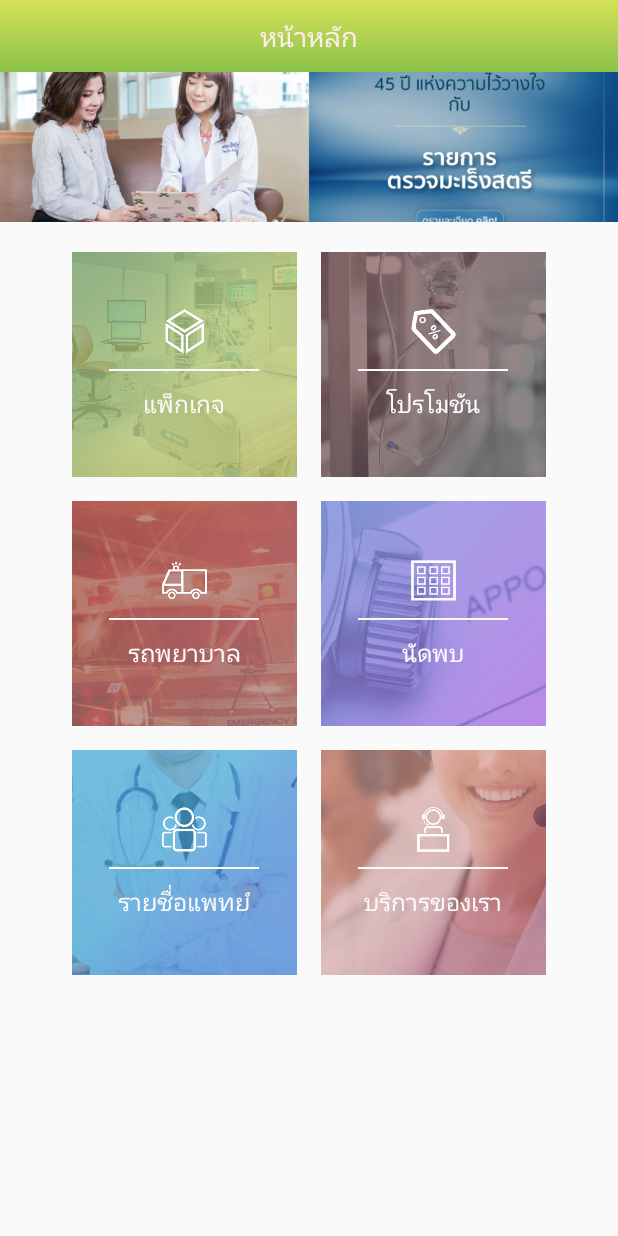
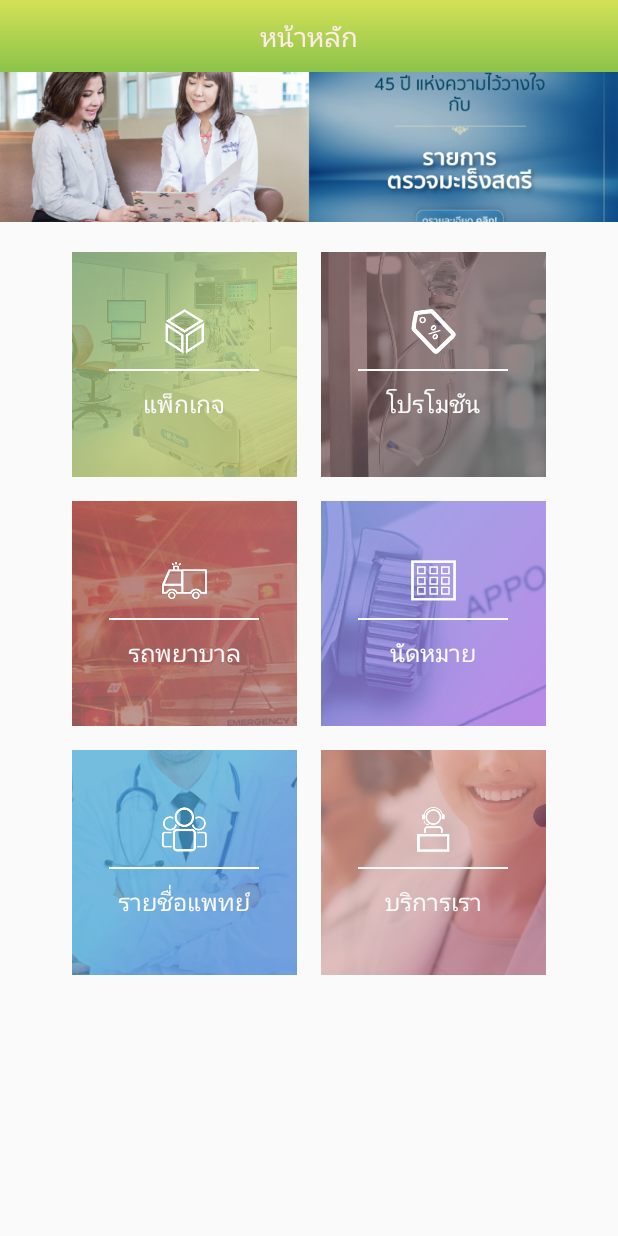
Before and after one commit to kamonwans/RatchphuekHospital, an Android app: the MainActivity screen opened directly, with no data from a screen before it, on a phone screen of 412 x 824 dp. Run offline under Robolectric (Android 15) with nearby library versions, the phone set to English and light mode, and no system bars; 2 statements that could not run were skipped.

Commit message:
change string

```diff
--- a/app/src/main/java/com/example/kamonwan/ratchaphruekhospital/MainActivity.java
+++ b/app/src/main/java/com/example/kamonwan/ratchaphruekhospital/MainActivity.java
@@ -1,14 +1,11 @@
 package com.example.kamonwan.ratchaphruekhospital;
 
-import android.content.Intent;
 import android.content.res.Configuration;
 import android.support.annotation.Nullable;
 import android.support.v4.widget.DrawerLayout;
 import android.support.v7.app.ActionBarDrawerToggle;
 import android.support.v7.app.AppCompatActivity;
 import android.os.Bundle;
-import android.view.View;
-import android.widget.Button;
 
 public class MainActivity extends AppCompatActivity {
     DrawerLayout drawerLayout;
@@ -18,16 +15,15 @@ public class MainActivity extends AppCompatActivity {
     protected void onCreate(Bundle savedInstanceState) {
         super.onCreate(savedInstanceState);
         setContentView(R.layout.activity_main);
+
         initInstance();
-
     }
 
     private void initInstance() {
         drawerLayout = (DrawerLayout) findViewById(R.id.drawerLayout);
         actionBarDrawerToggle = new ActionBarDrawerToggle(MainActivity.this,
-                drawerLayout, R.string.oper_drawer, R.string.close_drawer);
+                drawerLayout, R.string.open_drawer, R.string.close_drawer);
         drawerLayout.setDrawerListener(actionBarDrawerToggle);
-
         getSupportActionBar().setHomeButtonEnabled(true);
         getSupportActionBar().setDefaultDisplayHomeAsUpEnabled(true);
     }
@@ -36,7 +32,6 @@ public class MainActivity extends AppCompatActivity {
     protected void onPostCreate(@Nullable Bundle savedInstanceState) {
         super.onPostCreate(savedInstanceState);
         actionBarDrawerToggle.syncState();
-
     }
 
     @Override
--- a/app/src/main/res/layout/activity_main.xml
+++ b/app/src/main/res/layout/activity_main.xml
@@ -39,7 +39,7 @@
                 android:layout_gravity="center"
                 android:ellipsize="end"
                 android:gravity="center"
-                android:text="หน้าหลัก"
+                android:text="@string/main_activity"
                 android:textColor="#FFEBEE"
                 android:textIsSelectable="false"
                 android:textSize="18sp"
@@ -47,7 +47,7 @@
 
         </android.support.v7.widget.Toolbar>
     </LinearLayout>
-
+    <!-- android:layout_gravity="Start" -->
     <LinearLayout
         android:layout_width="320dp"
         android:layout_height="match_parent"
@@ -87,7 +87,7 @@
                     android:layout_height="wrap_content"
                     android:layout_marginTop="10dp"
                     android:background="@drawable/bg_edittext"
-                    android:text="ข้อมูลส่วนตัว" />
+                    android:text="@string/button_personal_information" />
             </LinearLayout>
         </LinearLayout>
 
@@ -116,7 +116,7 @@
                         android:layout_height="wrap_content"
                         android:layout_gravity="center"
                         android:layout_marginLeft="20dp"
-                        android:text="ข้อความ"
+                        android:text="@string/menu_message"
                         android:textSize="16sp" />
                 </LinearLayout>
 
@@ -136,7 +136,7 @@
                         android:layout_height="wrap_content"
                         android:layout_gravity="center"
                         android:layout_marginLeft="20dp"
-                        android:text="แพ็กเกจ"
+                        android:text="@string/menu_packet"
                         android:textSize="16sp" />
                 </LinearLayout>
 
@@ -156,7 +156,7 @@
                         android:layout_height="wrap_content"
                         android:layout_gravity="center"
                         android:layout_marginLeft="20dp"
-                        android:text="โปรโมชัน"
+                        android:text="@string/menu_promotion"
                         android:textSize="16sp" />
                 </LinearLayout>
 
@@ -176,7 +176,7 @@
                         android:layout_height="wrap_content"
                         android:layout_gravity="center"
                         android:layout_marginLeft="20dp"
-                        android:text="รถพยาบาล"
+                        android:text="@string/menu_car"
                         android:textSize="16sp" />
                 </LinearLayout>
 
@@ -196,7 +196,7 @@
                         android:layout_height="wrap_content"
                         android:layout_gravity="center"
                         android:layout_marginLeft="20dp"
-                        android:text="นัดหมาย"
+                        android:text="@string/menu_meet"
                         android:textSize="16sp" />
                 </LinearLayout>
 
@@ -216,7 +216,7 @@
                         android:layout_height="wrap_content"
                         android:layout_gravity="center"
                         android:layout_marginLeft="20dp"
-                        android:text="รายชื่อแพทย์"
+                        android:text="@string/menu_doctor"
                         android:textSize="16sp" />
                 </LinearLayout>
 
@@ -236,7 +236,7 @@
                         android:layout_height="wrap_content"
                         android:layout_gravity="center"
                         android:layout_marginLeft="20dp"
-                        android:text="บริการของเรา"
+                        android:text="@string/menu_service"
                         android:textSize="16sp" />
                 </LinearLayout>
 
@@ -256,7 +256,7 @@
                         android:layout_height="wrap_content"
                         android:layout_gravity="center"
                         android:layout_marginLeft="20dp"
-                        android:text="ติดต่อเรา"
+                        android:text="@string/menu_contact"
                         android:textSize="16sp" />
                 </LinearLayout>
             </LinearLayout>
@@ -320,7 +320,7 @@
                         android:layout_height="wrap_content"
                         android:layout_gravity="center"
                         android:layout_marginTop="10dp"
-    android:text="แพ็กเกจ"
+                        android:text="@string/menu_packet"
                         android:textColor="#FAFAFA"
                         android:textSize="16sp" />
                 </LinearLayout>
@@ -337,7 +337,7 @@
                     <ImageView
                         android:layout_width="30dp"
                         android:layout_height="30dp"
-    android:src="@drawable/icon_promotoin" />
+                        android:src="@drawable/icon_promotion" />
 
                     <View
                         android:layout_width="100dp"
@@ -351,7 +351,7 @@
                         android:layout_height="wrap_content"
                         android:layout_gravity="center"
                         android:layout_marginTop="10dp"
-    android:text="โปรโมชัน"
+                        android:text="@string/menu_promotion"
                         android:textColor="#FAFAFA"
                         android:textSize="16sp" />
                 </LinearLayout>
@@ -390,7 +390,7 @@
                         android:layout_height="wrap_content"
                         android:layout_gravity="center"
                         android:layout_marginTop="10dp"
-    android:text="รถพยาบาล"
+                        android:text="@string/menu_car"
                         android:textColor="#FAFAFA"
                         android:textSize="16sp" />
                 </LinearLayout>
@@ -421,7 +421,7 @@
                         android:layout_height="wrap_content"
                         android:layout_gravity="center"
                         android:layout_marginTop="10dp"
-    android:text="นัดพบ"
+                        android:text="@string/menu_meet"
                         android:textColor="#FAFAFA"
                         android:textSize="16sp" />
                 </LinearLayout>
@@ -460,7 +460,7 @@
                         android:layout_height="wrap_content"
                         android:layout_gravity="center"
                         android:layout_marginTop="10dp"
-    android:text="รายชื่อแพทย์"
+                        android:text="@string/menu_doctor"
                         android:textColor="#FAFAFA"
                         android:textSize="16sp" />
                 </LinearLayout>
@@ -491,7 +491,7 @@
                         android:layout_height="wrap_content"
                         android:layout_gravity="center"
                         android:layout_marginTop="10dp"
-    android:text="บริการของเรา"
+                        android:text="@string/menu_service"
                         android:textColor="#FAFAFA"
                         android:textSize="16sp" />
                 </LinearLayout>
--- a/app/src/main/res/layout/activity_personal_infromation.xml
+++ b/app/src/main/res/layout/activity_personal_infromation.xml
@@ -42,7 +42,7 @@
             android:layout_gravity="center"
             android:ellipsize="end"
             android:gravity="center"
-            android:text="ข้อมูลส่วนตัว"
+            android:text="@string/button_personal_information"
             android:textColor="#FFEBEE"
             android:textIsSelectable="false"
             android:textSize="18sp"
@@ -161,7 +161,7 @@
             android:id="@+id/btn_editProfile"
             android:layout_gravity="center"
             android:background="@drawable/bg_edittext"
-            android:text="แก้ไขข้อมูลส่วนตัว"
+            android:text="@string/edit_information_activity"
             android:layout_width="200dp"
             android:layout_height="wrap_content" />
     </LinearLayout>
--- a/app/src/main/res/layout/activity_register.xml
+++ b/app/src/main/res/layout/activity_register.xml
@@ -4,6 +4,8 @@
     xmlns:tools="http://schemas.android.com/tools"
     android:layout_width="match_parent"
     android:layout_height="match_parent"
+    android:descendantFocusability="beforeDescendants"
+    android:focusableInTouchMode="true"
     android:orientation="vertical"
     tools:context="com.example.kamonwan.ratchaphruekhospital.RegisterActivity">
             <android.support.v7.widget.Toolbar
@@ -41,7 +43,7 @@
                     android:layout_gravity="center"
                     android:ellipsize="end"
                     android:gravity="center"
-                    android:text="สมัครสมาชิก"
+                    android:text="@string/register_activity"
                     android:textColor="#FFEBEE"
                     android:textIsSelectable="false"
                     android:textSize="18sp"
--- a/app/src/main/res/layout/activity_splashscreen.xml
+++ b/app/src/main/res/layout/activity_splashscreen.xml
@@ -21,7 +21,7 @@
             android:textStyle="bold"
             android:layout_width="wrap_content"
             android:layout_height="wrap_content"
-            android:text="โรงพยาบาลราชพฤกษ์"
+            android:text="@string/thai_hospital"
             android:textColor="#FFEBEE"
             android:textSize="20sp" />
 
@@ -36,7 +36,7 @@
             android:textStyle="bold"
             android:layout_width="wrap_content"
             android:layout_height="wrap_content"
-            android:text="RATCHAPHRUEH HOSPITAL"
+            android:text="@string/eng_hospital"
             android:textColor="#FFEBEE"
             android:textSize="15sp" />
 
--- a/app/src/main/res/values/strings.xml
+++ b/app/src/main/res/values/strings.xml
@@ -6,7 +6,36 @@
     <string name="navigation_drawer_close">Close navigation drawer</string>
 
     <string name="action_settings">Settings</string>
-    <string name="oper_drawer">Open Menu</string>
+    <string name="open_drawer">Open Menu</string>
     <string name="close_drawer">Close Menu</string>
+    <string name="register_activity">สมัครสมาชิก</string>
+    <string name="edit_information_activity">แก้ไขข้อมูลส่วนตัว</string>
+    <string name="main_activity">หน้าหลัก</string>
+    <string name="menu_message">ข้อความ</string>
+    <string name="menu_packet">แพ็กเกจ</string>
+    <string name="menu_promotion">โปรโมชัน</string>
+    <string name="menu_car">รถพยาบาล</string>
+    <string name="menu_meet">นัดหมาย</string>
+    <string name="menu_doctor">รายชื่อแพทย์</string>
+    <string name="menu_contact">ติดต่อเรา</string>
+    <string name="menu_service">บริการเรา</string>
+    <string name="button_personal_information">ข้อมูลส่วนตัว</string>
+    <string name="prefix">คำนำหน้า</string>
+    <string name="name">ชื่อ</string>
+    <string name="last_name">นามสกุล</string>
+    <string name="birth_date">วันเกิด</string>
+    <string name="ssn">เลขบัตรประชาชน</string>
+    <string name="phone_number">เบอร์ติดต่อ</string>
+    <string name="email">อีเมล</string>
+    <string name="password">รหัสผ่าน</string>
+    <string name="confirm_password">ยืนยันรหัสผ่าน</string>
+    <string name="logout">ออกจากระบบ</string>
+    <string name="login">เข้าสู่ระบบ</string>
+    <string name="thai_hospital">โรงพยาบาลราชพฤกษ์</string>
+    <string name="eng_hospital">RATCHAPHRUEK HOSPITAL</string>
+    <string name="forget_password">ลืมรหัสผ่าน ?</string>
+    <string name="no_account">ไม่มีบัญชีผู้ใช้ ?</string>
+    <string name="skip">ข้าม</string>
+
 
 </resources>
```
Also changed, not shown: app/src/main/res/layout/activity_edit_profile.xml (+13 -11 lines), app/src/main/res/layout/activity_login.xml (+9 -7 lines), app/src/main/res/drawable/icon_promotion.png (renamed from app/src/main/res/drawable/icon_promotoin.png). Lines whose indentation alone changed are shown as unchanged.
